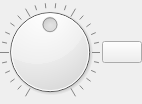
Old version of the form src/UiNodeAudioDeviceOutput.ui in the repository Peanhua/libfmsynth.
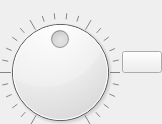
New version of the form. Icons and pictures are not drawn.

Commit message: Tightened the layout of fmsedit node widgets a bit, and re-positioned some nodes in the examples.

```diff
--- a/src/UiNodeAudioDeviceOutput.ui
+++ b/src/UiNodeAudioDeviceOutput.ui
@@ -6,8 +6,8 @@
    <rect>
     <x>0</x>
     <y>0</y>
-    <width>130</width>
-    <height>104</height>
+    <width>150</width>
+    <height>124</height>
    </rect>
   </property>
   <layout class="QHBoxLayout" name="horizontalLayout_2">
@@ -36,8 +36,8 @@
      </property>
      <property name="minimumSize">
       <size>
-       <width>100</width>
-       <height>100</height>
+       <width>120</width>
+       <height>120</height>
       </size>
      </property>
      <property name="maximumSize">
@@ -59,6 +59,12 @@
    </item>
    <item>
     <widget class="QPushButton" name="_mute">
+     <property name="sizePolicy">
+      <sizepolicy hsizetype="Fixed" vsizetype="Fixed">
+       <horstretch>0</horstretch>
+       <verstretch>0</verstretch>
+      </sizepolicy>
+     </property>
      <property name="text">
       <string/>
      </property>
```
The commit also changes 9 other files.
